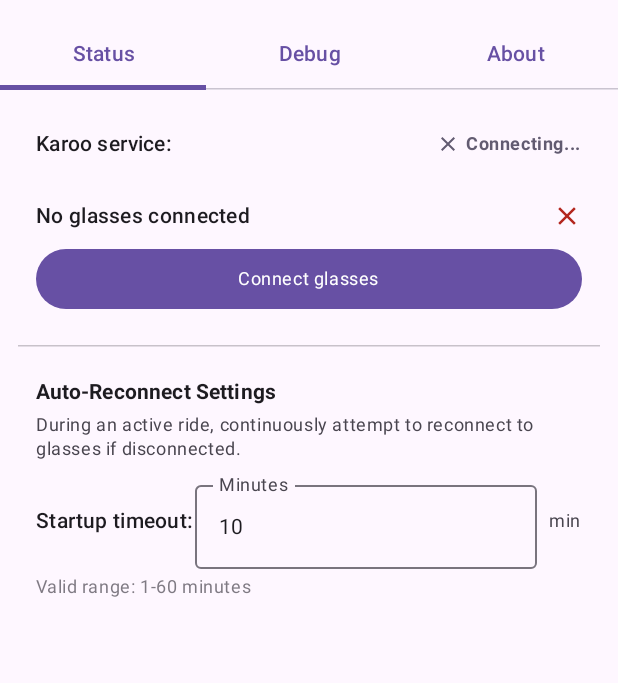
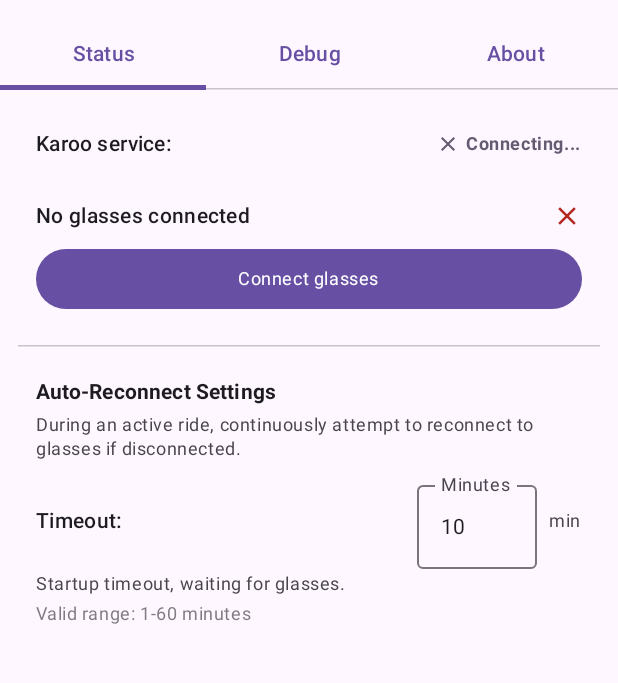
Before and after one commit to kemaMartinsson/k2-look, an Android app built with Jetpack Compose: the screen it shows after launch (MainActivity), on a phone screen of 412 x 824 dp, the part 66-749 px from its top. Run offline under Robolectric (Android 15) with nearby library versions, the phone set to English and light mode, and no system bars; libraries missing offline, so code that uses them is left out: com.activelook.activelooksdk, io.hammerhead.karooext; 38 statements that could not run were skipped.

```diff
--- a/app/src/main/kotlin/com/kema/k2look/screens/MainScreen.kt
+++ b/app/src/main/kotlin/com/kema/k2look/screens/MainScreen.kt
@@ -11,6 +11,7 @@ import androidx.compose.foundation.layout.fillMaxSize
 import androidx.compose.foundation.layout.fillMaxWidth
 import androidx.compose.foundation.layout.height
 import androidx.compose.foundation.layout.padding
+import androidx.compose.foundation.layout.width
 import androidx.compose.foundation.rememberScrollState
 import androidx.compose.foundation.verticalScroll
 import androidx.compose.material.icons.Icons
@@ -41,6 +42,7 @@ import androidx.compose.ui.text.style.TextAlign
 import androidx.compose.ui.tooling.preview.Preview
 import androidx.compose.ui.unit.dp
 import androidx.lifecycle.viewmodel.compose.viewModel
+import com.kema.k2look.BuildConfig
 import com.kema.k2look.R
 import com.kema.k2look.service.ActiveLookService
 import com.kema.k2look.service.KarooDataService
@@ -353,7 +355,7 @@ fun StatusTab(viewModel: MainViewModel, uiState: MainViewModel.UiState, onBack:
                         verticalAlignment = Alignment.CenterVertically
                     ) {
                         Text(
-                            text = "Startup timeout:",
+                            text = "Timeout:",
                             style = MaterialTheme.typography.bodyMedium,
                             fontWeight = FontWeight.Medium
                         )
@@ -382,7 +384,7 @@ fun StatusTab(viewModel: MainViewModel, uiState: MainViewModel.UiState, onBack:
                                     )
                                 },
                                 singleLine = true,
-                                modifier = Modifier.weight(1f),
+                                modifier = Modifier.width(80.dp),
                                 textStyle = MaterialTheme.typography.bodyMedium
                             )
 
@@ -393,6 +395,13 @@ fun StatusTab(viewModel: MainViewModel, uiState: MainViewModel.UiState, onBack:
                             )
                         }
                     }
+
+                    Text(
+                        text = "Startup timeout, waiting for glasses.",
+                        style = MaterialTheme.typography.bodySmall,
+                        color = MaterialTheme.colorScheme.onSurfaceVariant,
+                        modifier = Modifier.padding(top = 2.dp)
+                    )
 
                     Text(
                         text = "Valid range: 1-60 minutes",
@@ -632,7 +641,7 @@ fun AboutTab(onBack: () -> Unit) {
                     fontWeight = FontWeight.Bold
                 )
                 Text(
-                    text = stringResource(R.string.release_notes_version),
+                    text = "Version ${BuildConfig.VERSION_NAME}",
                     style = MaterialTheme.typography.bodySmall,
                     color = MaterialTheme.colorScheme.onSurfaceVariant
                 )
@@ -1255,7 +1264,7 @@ fun MainScreenPreviewAbout() {
                                 fontWeight = FontWeight.Bold
                             )
                             Text(
-                                text = "Version 3.0",
+                                text = "Version 0.1",
                                 style = MaterialTheme.typography.bodySmall,
                                 color = MaterialTheme.colorScheme.onSurfaceVariant
                             )
--- a/app/src/main/res/values/strings.xml
+++ b/app/src/main/res/values/strings.xml
@@ -8,10 +8,9 @@
     <string name="app_developer">Kenneth M</string>
     <string name="app_website">https://github.com/kema/k2look</string>
 
-    <!-- Release Notes - Version 3.0 -->
-    <string name="release_notes_version">Version 3.0</string>
+    <!-- Release Notes - Version dynamically set from git tag -->
     <string name="release_notes">
-        What\'s New in Version 3.0:\n\n
+        What\'s new:\n\n
         • Auto-reconnect during active rides\n
         • Configurable reconnect timeout (1-60 minutes)\n
         • Debug tab with display simulator\n
```
Also changed, not shown: app/build.gradle.kts (+31 -0 lines), 5 other files.
